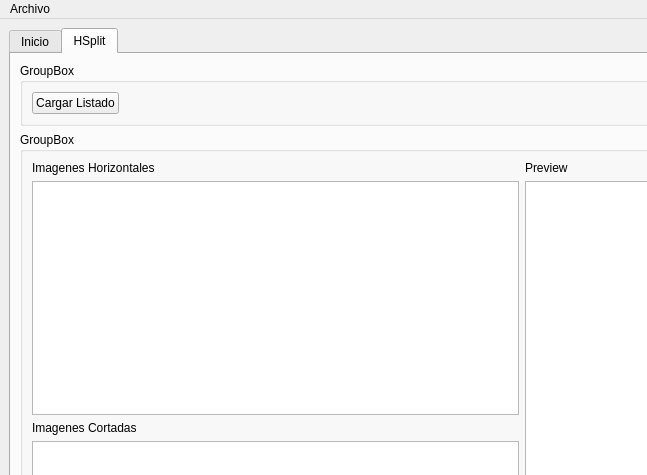
The window that gui/mainWindow.ui (robante15/MangaPDFPrintable) describes before a commit, drawn with Qt 5; both pictures show x 0 to 647 and y 0 to 475 of the 1044 by 729 pixel window.
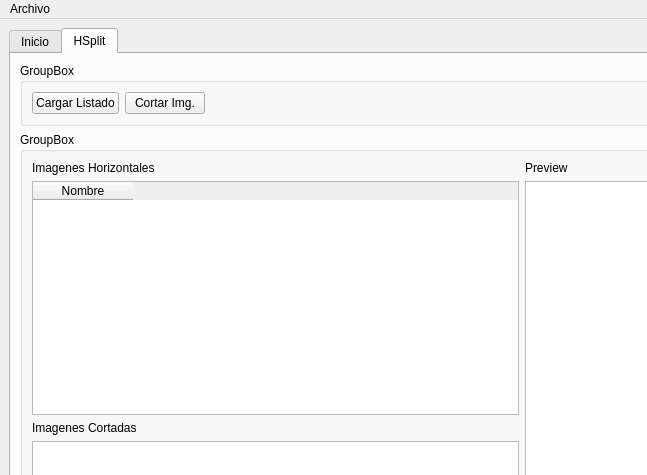
The same window after the commit. The open tabs and pages were chosen to show the change.

Commit message: Horizontal Files Load

```diff
--- a/gui/mainWindow.ui
+++ b/gui/mainWindow.ui
@@ -250,6 +250,13 @@
                </property>
               </widget>
              </item>
+             <item>
+              <widget class="QPushButton" name="btn_splitFiles">
+               <property name="text">
+                <string>Cortar Img.</string>
+               </property>
+              </widget>
+             </item>
              <item>
               <spacer name="horizontalSpacer_3">
                <property name="orientation">
@@ -291,7 +298,13 @@
               </widget>
              </item>
              <item>
-              <widget class="QTableView" name="table_horizontalList"/>
+              <widget class="QTableWidget" name="table_horizontalList">
+               <column>
+                <property name="text">
+                 <string>Nombre</string>
+                </property>
+               </column>
+              </widget>
              </item>
              <item>
               <widget class="QLabel" name="lbl_Splited">
```
Left out of the diff: 4 changed lines with no effect on the pictures. The commit also changes 2 other files.
